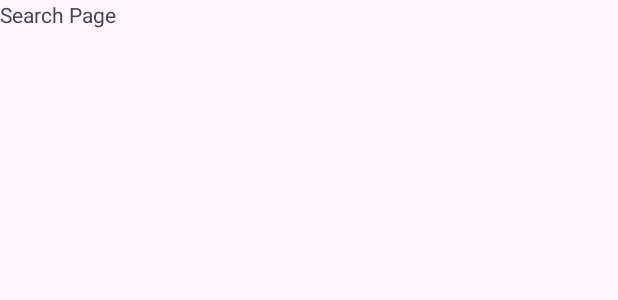
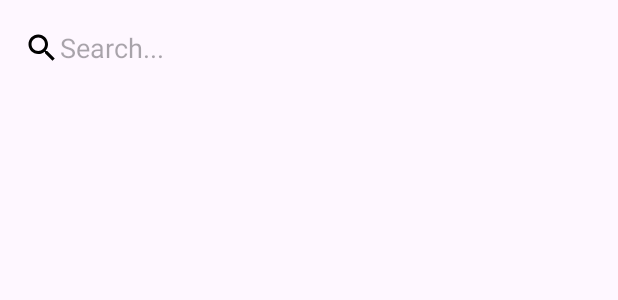
Before and after one commit to Uttkarsh-raj/Rent-It, an Android app: the layout fragment_search.xml on its own in the app's theme, with its tools: preview values and no code run, on a phone screen of 412 x 824 dp. Shown: the top 300 px of the screen. Run offline under Robolectric (Android 15) with nearby library versions, the phone set to English and light mode, and no system bars.

Commit message:
bugg in the search page

```diff
--- a/app/build.gradle
+++ b/app/build.gradle
@@ -32,11 +32,14 @@ android {
 dependencies {
 
     implementation 'androidx.appcompat:appcompat:1.6.1'
+    implementation 'de.hdodenhof:circleimageview:2.2.0'
+    implementation 'com.github.bumptech.glide:glide:4.8.0'
     implementation 'com.google.android.material:material:1.5.0'
     implementation platform('com.google.firebase:firebase-bom:32.2.2')
     implementation 'androidx.constraintlayout:constraintlayout:2.1.4'
     implementation 'com.google.android.gms:play-services-auth:20.1.0'
     implementation 'com.google.firebase:firebase-auth:22.0.0'
+    implementation 'com.google.firebase:firebase-database:20.2.2'
     testImplementation 'junit:junit:4.13.2'
     androidTestImplementation 'androidx.test.ext:junit:1.1.5'
     androidTestImplementation 'androidx.test.espresso:espresso-core:3.5.1'
--- a/app/src/main/res/layout/fragment_search.xml
+++ b/app/src/main/res/layout/fragment_search.xml
@@ -1,13 +1,41 @@
-<FrameLayout xmlns:android="http://schemas.android.com/apk/res/android"
+<RelativeLayout
+    xmlns:android="http://schemas.android.com/apk/res/android"
     xmlns:tools="http://schemas.android.com/tools"
     android:layout_width="match_parent"
     android:layout_height="match_parent"
     tools:context=".Fragment.SearchFragment">
 
-    <!-- TODO: Update blank fragment layout -->
-    <TextView
+   <com.google.android.material.appbar.AppBarLayout
+       android:layout_width="match_parent"
+       android:layout_height="wrap_content"
+       android:id="@+id/bar"
+       android:background="?android:attr/windowBackground">
+    <androidx.appcompat.widget.Toolbar
         android:layout_width="match_parent"
-        android:layout_height="match_parent"
-        android:text="Search Page" />
+        android:elevation="8dp"
+        android:layout_height="wrap_content"
+        android:background="?android:attr/windowBackground"
+        android:id="@+id/toolbar">
 
-</FrameLayout>
+    <ImageView
+        android:layout_width="wrap_content"
+        android:layout_height="wrap_content"
+        android:src="@drawable/search"/>
+    <EditText
+        android:layout_width="match_parent"
+        android:layout_height="50dp"
+        android:id="@+id/search_bar"
+        android:background="@android:color/transparent"
+        android:hint="Search..."
+        android:layout_marginStart="10dp"
+        android:layout_marginLeft="10dp"/>
+    </androidx.appcompat.widget.Toolbar>
+   </com.google.android.material.appbar.AppBarLayout>
+
+    <androidx.recyclerview.widget.RecyclerView
+        android:layout_width="match_parent"
+        android:layout_height="wrap_content"
+        android:layout_below="@id/bar"
+        android:id="@+id/recycler_view"></androidx.recyclerview.widget.RecyclerView>
+
+</RelativeLayout>
--- a/gradle.properties
+++ b/gradle.properties
@@ -15,6 +15,7 @@ org.gradle.jvmargs=-Xmx2048m -Dfile.encoding=UTF-8
 # Android operating system, and which are packaged with your app's APK
 # https://developer.android.com/topic/libraries/support-library/androidx-rn
 android.useAndroidX=true
+android.enableJetifier=true
 # Enables namespacing of each library's R class so that its R class includes only the
 # resources declared in the library itself and none from the library's dependencies,
 # thereby reducing the size of the R class for that library
```
Also changed, not shown: app/src/main/java/com/example/rent_it/Adapter/UserAdapter.java (added, +121 -0 lines), app/src/main/java/com/example/rent_it/Fragment/SearchFragment.java (+91 -2 lines), app/src/main/java/com/example/rent_it/Model/User.java (added, +60 -0 lines), app/src/main/res/layout/user_item.xml (added, +45 -0 lines).
